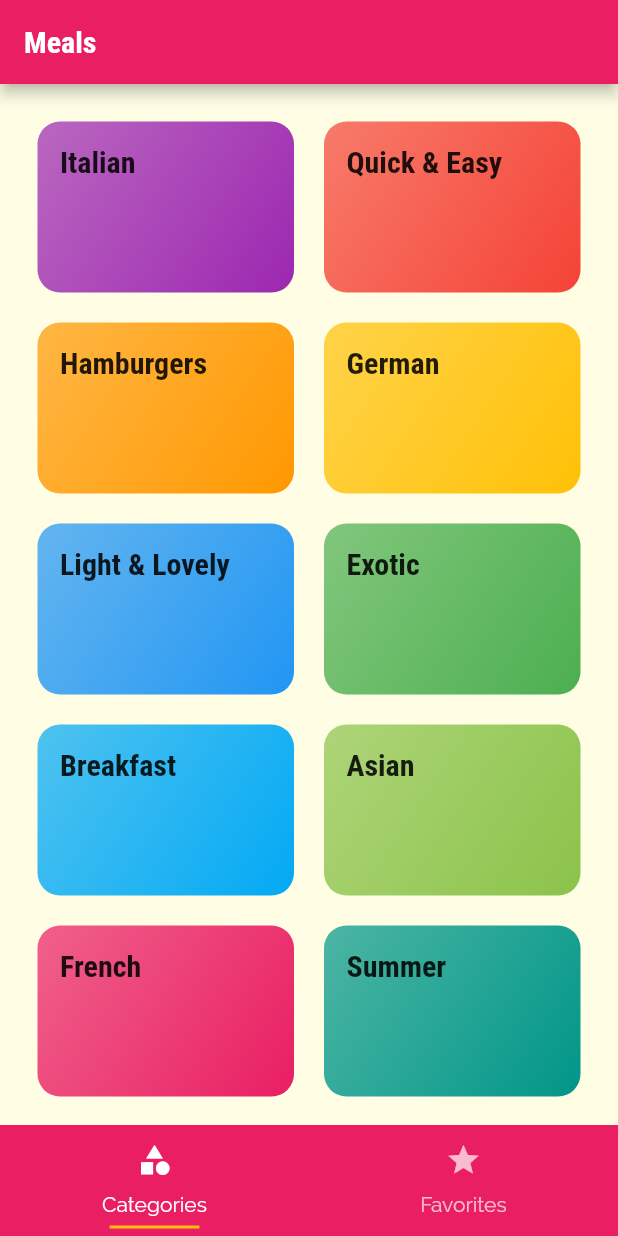
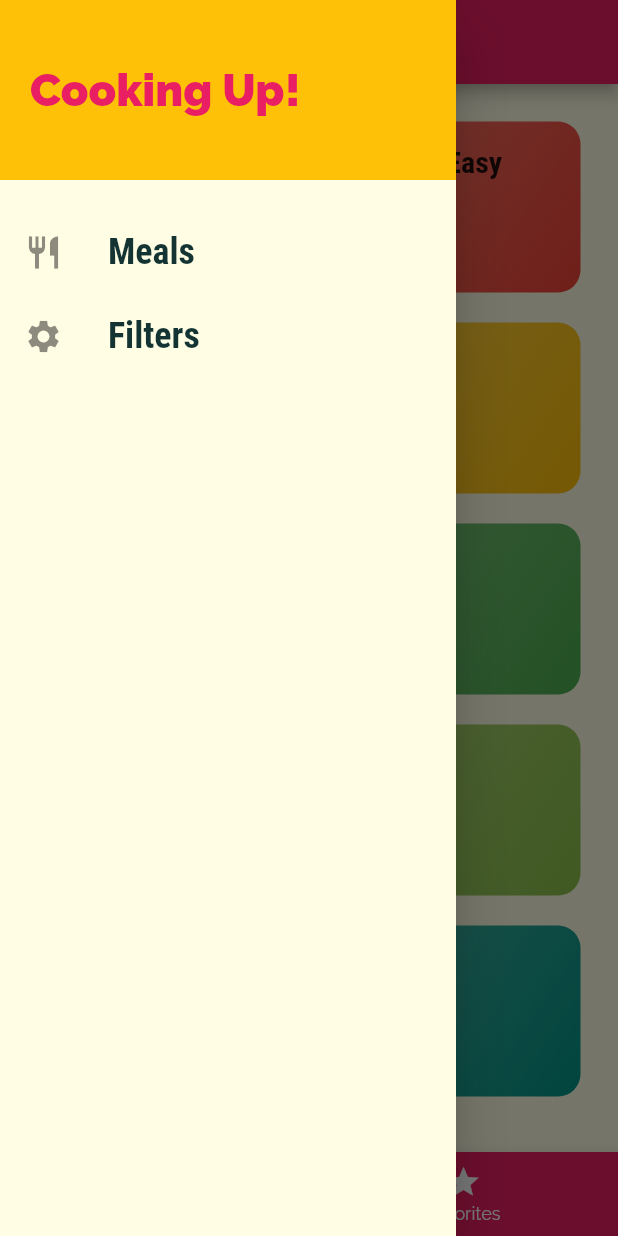
Before and after one commit to madlitch/flutter_meals_app, a Flutter app: the screen it shows after launch, with the side drawer open (before the commit the screen has no drawer), on a phone screen of 412 x 824 dp. Run offline on Flutter 3.47's test engine with Material 2 defaults, Android fonts, the phone set to English and light mode, and no system bars.

Commit message:
- added favorite functionality - added filtering - added a drawer

```diff
--- a/lib/main.dart
+++ b/lib/main.dart
@@ -1,14 +1,71 @@
 import 'package:flutter/material.dart';
 
+import 'package:flutter_complete_guide/dummy_data.dart';
+import 'package:flutter_complete_guide/screens/filters_screen.dart';
 import './screens/category_meals_screen.dart';
 import './screens/meal_detail_screen.dart';
 import './screens/tabs_screen.dart';
+import 'screens/categories_screen.dart';
 
-import 'screens/categories_screen.dart';
+import 'models/meal.dart';
 
 void main() => runApp(MyApp());
 
-class MyApp extends StatelessWidget {
+class MyApp extends StatefulWidget {
+  @override
+  _MyAppState createState() => _MyAppState();
+}
+
+class _MyAppState extends State<MyApp> {
+  Map<String, bool> _filters = {
+    'gluten': false,
+    'lactose': false,
+    'vegetarian': false,
+    'vegan': false,
+  };
+
+  List<Meal> _availableMeals = DUMMY_MEALS;
+  List<Meal> _favoriteMeals = [];
+
+  void _setFilters(Map<String, bool> filterData) {
+    setState(() {
+      _filters = filterData;
+      _availableMeals = DUMMY_MEALS.where((meal) {
+        if (_filters['gluten'] && !meal.isGlutenFree) {
+          return false;
+        }
+        if (_filters['lactose'] && !meal.isLactoseFree) {
+          return false;
+        }
+        if (_filters['vegetarian'] && !meal.isVegetarian) {
+          return false;
+        }
+        if (_filters['vegan'] && !meal.isVegan) {
+          return false;
+        }
+        return true;
+      }).toList();
+    });
+  }
+
+  void _toggleFavourite(String mealId) {
+    final existingIndex =
+        _favoriteMeals.indexWhere((meal) => meal.id == mealId);
+    if (existingIndex >= 0) {
+      setState(() {
+        _favoriteMeals.removeAt(existingIndex);
+      });
+    } else {
+      setState(() {
+        _favoriteMeals.add(DUMMY_MEALS.firstWhere((meal) => meal.id == mealId));
+      });
+    }
+  }
+
+  bool _isMealFavorite(String mealId) {
+    return _favoriteMeals.any((meal) => meal.id == mealId);
+  }
+
   @override
   Widget build(BuildContext context) {
     return MaterialApp(
@@ -27,15 +84,14 @@ class MyApp extends StatelessWidget {
               fontWeight: FontWeight.bold,
             )),
       ),
-      // home: CategoriesScreen(),
       initialRoute: '/',
-      // default is '/'
       routes: {
-        // '/': (ctx) => CategoriesScreen(),
-        '/': (ctx) => TabsScreen(),
-        // '/category-meals': (ctx) => CategoryMealsScreen(),
-        CategoryMealsScreen.routeName: (ctx) => CategoryMealsScreen(),
-        MealDetailScreen.routeName: (ctx) => MealDetailScreen(),
+        '/': (ctx) => TabsScreen(_favoriteMeals),
+        CategoryMealsScreen.routeName: (ctx) =>
+            CategoryMealsScreen(_availableMeals),
+        MealDetailScreen.routeName: (ctx) =>
+            MealDetailScreen(_toggleFavourite, _isMealFavorite),
+        FiltersScreen.routeName: (ctx) => FiltersScreen(_filters, _setFilters),
       },
       onGenerateRoute: (settings) {
         print(settings.arguments);
--- a/lib/screens/tabs_screen.dart
+++ b/lib/screens/tabs_screen.dart
@@ -1,93 +1,114 @@
 import 'package:flutter/material.dart';
+
 import 'package:flutter_complete_guide/screens/categories_screen.dart';
 import 'package:flutter_complete_guide/screens/favorites_screen.dart';
+import 'package:flutter_complete_guide/widgets/main_drawer.dart';
 
-// NOTE BottomNavigationBar, updated version using DefaultTabController
+import '../models/meal.dart';
 
-class TabsScreen extends StatelessWidget {
+// NOTE BottomNavigationBar, seen in lecture, Stateful
+
+class TabsScreen extends StatefulWidget {
+  final List<Meal> favoriteMeals;
+
+  TabsScreen(this.favoriteMeals);
+
+  @override
+  _TabsScreenState createState() => _TabsScreenState();
+}
+
+class _TabsScreenState extends State<TabsScreen> {
+  List<Map<String, Object>> _pages;
+  int _selectedPageIndex = 0;
+
+  @override
+  void initState() {
+    super.initState();
+    _pages = [
+      {
+        'page': CategoriesScreen(),
+        'title': 'Categories',
+      },
+      {
+        'page': FavoritesScreen(widget.favoriteMeals),
+        'title': 'Your Favorites',
+      },
+    ];
+  }
+
+  void _selectPage(int index) {
+    setState(() {
+      _selectedPageIndex = index;
+    });
+  }
+
   @override
   Widget build(BuildContext context) {
-    return DefaultTabController(
-      length: 2,
-      child: Scaffold(
-        appBar: AppBar(
-          title: const Text("Meals"),
-        ),
-        body: TabBarView(
-          children: <Widget>[
-            CategoriesScreen(),
-            FavoritesScreen(),
-          ],
-        ),
-        bottomNavigationBar: Container(
-          color: Theme.of(context).primaryColor,
-          child: TabBar(
-            tabs: [
-              Tab(
-                icon: Icon(Icons.category),
-                text: 'Categories',
-              ),
-              Tab(
-                icon: Icon(Icons.star),
-                text: 'Favorites',
-              ),
-            ],
-            indicatorSize: TabBarIndicatorSize.label,
-            indicatorPadding: EdgeInsets.all(5.0),
+    return Scaffold(
+      appBar: AppBar(
+        title: Text(_pages[_selectedPageIndex]['title']),
+      ),
+      drawer: MainDrawer(),
+      body: _pages[_selectedPageIndex]['page'],
+      bottomNavigationBar: BottomNavigationBar(
+        onTap: _selectPage,
+        backgroundColor: Theme.of(context).primaryColor,
+        unselectedItemColor: Colors.white,
+        selectedItemColor: Theme.of(context).accentColor,
+        currentIndex: _selectedPageIndex,
+        // type: BottomNavigationBarType.fixed,
+        items: [
+          BottomNavigationBarItem(
+            backgroundColor: Theme.of(context).primaryColor,
+            icon: Icon(Icons.category),
+            label: 'Categories',
           ),
-        ),
+          BottomNavigationBarItem(
+            backgroundColor: Theme.of(context).primaryColor,
+            icon: Icon(Icons.star),
+            label: 'Favorites',
+          ),
+        ],
       ),
     );
   }
 }
 
-// NOTE BottomNavigationBar, seen in lecture, Stateful
+// NOTE BottomNavigationBar, updated version using DefaultTabController
 
-// class _TabsScreenState extends State<TabsScreen> {
-//   final List<Map<String, Object>> _pages = [
-//     {
-//       'page': CategoriesScreen(),
-//       'title': 'Categories',
-//     },
-//     {
-//       'page': FavoritesScreen(),
-//       'title': 'Your Favorite',
-//     },
-//   ];
-//   int _selectedPageIndex = 0;
-//
-//   void _selectPage(int index) {
-//     setState(() {
-//       _selectedPageIndex = index;
-//     });
-//   }
-//
+// class TabsScreen extends StatelessWidget {
 //   @override
 //   Widget build(BuildContext context) {
-//     return Scaffold(
-//       appBar: AppBar(
-//         title: Text(_pages[_selectedPageIndex]['title']),
-//       ),
-//       body: _pages[_selectedPageIndex]['page'],
-//       bottomNavigationBar: BottomNavigationBar(
-//         onTap: _selectPage,
-//         backgroundColor: Theme.of(context).primaryColor,
-//         unselectedItemColor: Colors.white,
-//         selectedItemColor: Theme.of(context).accentColor,
-//         currentIndex: _selectedPageIndex,
-//         // type: BottomNavigationBarType.fixed,
-//         items: [
-//           BottomNavigationBarItem(
-//             backgroundColor: Theme.of(context).primaryColor,
-//             icon: Icon(Icons.category),
-//             title: Text('Categories'),
+//     return DefaultTabController(
+//       length: 2,
+//       child: Scaffold(
+//         appBar: AppBar(
+//           title: const Text("Meals"),
+//         ),
+//         drawer: MainDrawer(),
+//         body: TabBarView(
+//           children: <Widget>[
+//             CategoriesScreen(),
+//             FavoritesScreen(),
+//           ],
+//         ),
+//         bottomNavigationBar: Container(
+//           color: Theme.of(context).primaryColor,
+//           child: TabBar(
+//             tabs: [
+//               Tab(
+//                 icon: Icon(Icons.category),
+//                 text: 'Categories',
+//               ),
+//               Tab(
+//                 icon: Icon(Icons.star),
+//                 text: 'Favorites',
+//               ),
+//             ],
+//             indicatorSize: TabBarIndicatorSize.label,
+//             indicatorPadding: EdgeInsets.all(5.0),
 //           ),
-//           BottomNavigationBarItem(
-//             backgroundColor: Theme.of(context).primaryColor,
-//             icon: Icon(Icons.star),
-//             title: Text('Favorites'),
-//           ),
-//         ],
+//         ),
 //       ),
 //     );
 //   }
--- /dev/null
+++ b/lib/widgets/main_drawer.dart
@@ -0,0 +1,64 @@
+import 'package:flutter/material.dart';
+import 'package:flutter_complete_guide/screens/filters_screen.dart';
+
+class MainDrawer extends StatelessWidget {
+  Widget buildListTile(String title, IconData icon, Function tapHandler) {
+    return ListTile(
+      leading: Icon(
+        icon,
+        size: 26,
+      ),
+      title: Text(
+        title,
+        style: TextStyle(
+          fontFamily: 'RobotoCondensed',
+          fontSize: 24,
+          fontWeight: FontWeight.bold,
+        ),
+      ),
+      onTap: tapHandler,
+    );
+  }
+
+  @override
+  Widget build(BuildContext context) {
+    return Drawer(
+      child: Column(
+        children: <Widget>[
+          Container(
+            height: 120,
+            width: double.infinity,
+            padding: EdgeInsets.all(20),
+            alignment: Alignment.centerLeft,
+            color: Theme.of(context).accentColor,
+            child: Text(
+              'Cooking Up!',
+              style: TextStyle(
+                fontWeight: FontWeight.w900,
+                fontSize: 30,
+                color: Theme.of(context).primaryColor,
+              ),
+            ),
+          ),
+          SizedBox(
+            height: 20,
+          ),
+          buildListTile(
+            'Meals',
+            Icons.restaurant,
+            () {
+              Navigator.of(context).pushReplacementNamed('/');
+            },
+          ),
+          buildListTile(
+            'Filters',
+            Icons.settings,
+            () {
+              Navigator.of(context).pushReplacementNamed(FiltersScreen.routeName);
+            },
+          ),
+        ],
+      ),
+    );
+  }
+}
--- a/lib/widgets/meal_item.dart
+++ b/lib/widgets/meal_item.dart
@@ -17,7 +17,7 @@ class MealItem extends StatelessWidget {
     @required this.imageUrl,
     @required this.duration,
     @required this.complexity,
-    @required this.affordability,
+    @required this.affordability
   });
 
   String get complexityText {
```
Also changed, not shown: lib/screens/category_meals_screen.dart (+47 -20 lines), lib/screens/favorites_screen.dart (+26 -1 lines), lib/screens/filters_screen.dart (added, +125 -0 lines), lib/screens/meal_detail_screen.dart (+13 -0 lines).
